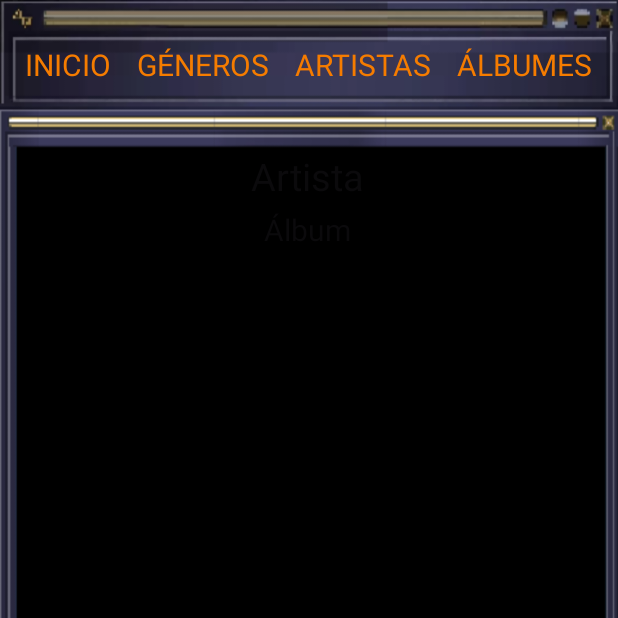
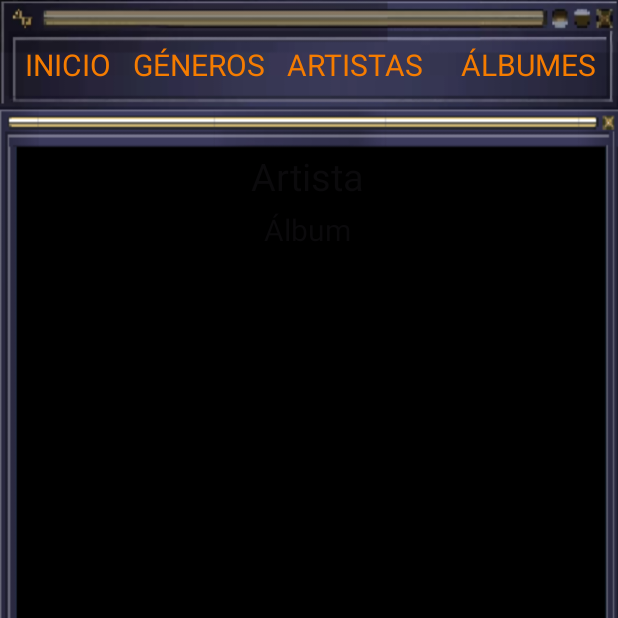
Before and after one commit to OrtizJackelin/practicomaquina2, an Android app: the ReproductorActivity screen opened directly, with no data from a screen before it, on a phone screen of 412 x 824 dp, the top half of it. Run offline under Robolectric (Android 15) with nearby library versions, the phone set to English and light mode, and no system bars; 15 statements that could not run were skipped.

Commit message:
se ajustó la navegación desde artistas a albúmes y reproductor y viceversa pasando el id del genero

```diff
--- a/app/src/main/res/layout/reproductor.xml
+++ b/app/src/main/res/layout/reproductor.xml
@@ -18,10 +18,11 @@
         app:layout_constraintHorizontal_bias="0.497"
         app:layout_constraintStart_toStartOf="parent"
         app:layout_constraintTop_toTopOf="parent" />
+
     <TextView
         android:id="@+id/tvInicio"
         android:layout_width="wrap_content"
-        android:layout_height="37dp"
+        android:layout_height="40dp"
         android:layout_marginTop="29dp"
         android:text="INICIO"
         android:textColor="#F57C00"
@@ -130,7 +131,7 @@
     <TextView
         android:id="@+id/tvGeneros"
         android:layout_width="wrap_content"
-        android:layout_height="37dp"
+        android:layout_height="40dp"
         android:layout_marginTop="29dp"
         android:text="GÉNEROS"
         android:textColor="#F57C00"
@@ -141,8 +142,8 @@
 
     <TextView
         android:id="@+id/tvArtistas"
-        android:layout_width="wrap_content"
-        android:layout_height="37dp"
+        android:layout_width="102dp"
+        android:layout_height="40dp"
         android:layout_marginTop="29dp"
         android:text="ARTISTAS"
         android:textColor="#F57C00"
@@ -154,7 +155,7 @@
     <TextView
         android:id="@+id/tvAlbumes"
         android:layout_width="wrap_content"
-        android:layout_height="37dp"
+        android:layout_height="40dp"
         android:layout_marginTop="29dp"
         android:text="ÁLBUMES"
         android:textColor="#F57C00"
```
Also changed, not shown: app/src/main/java/com/claudis/practicomaquina2/AlbumesActivity.java (+8 -0 lines), app/src/main/java/com/claudis/practicomaquina2/ArtistasActivity.java (+10 -5 lines), app/src/main/java/com/claudis/practicomaquina2/ReproductorActivity.java (+9 -0 lines).
